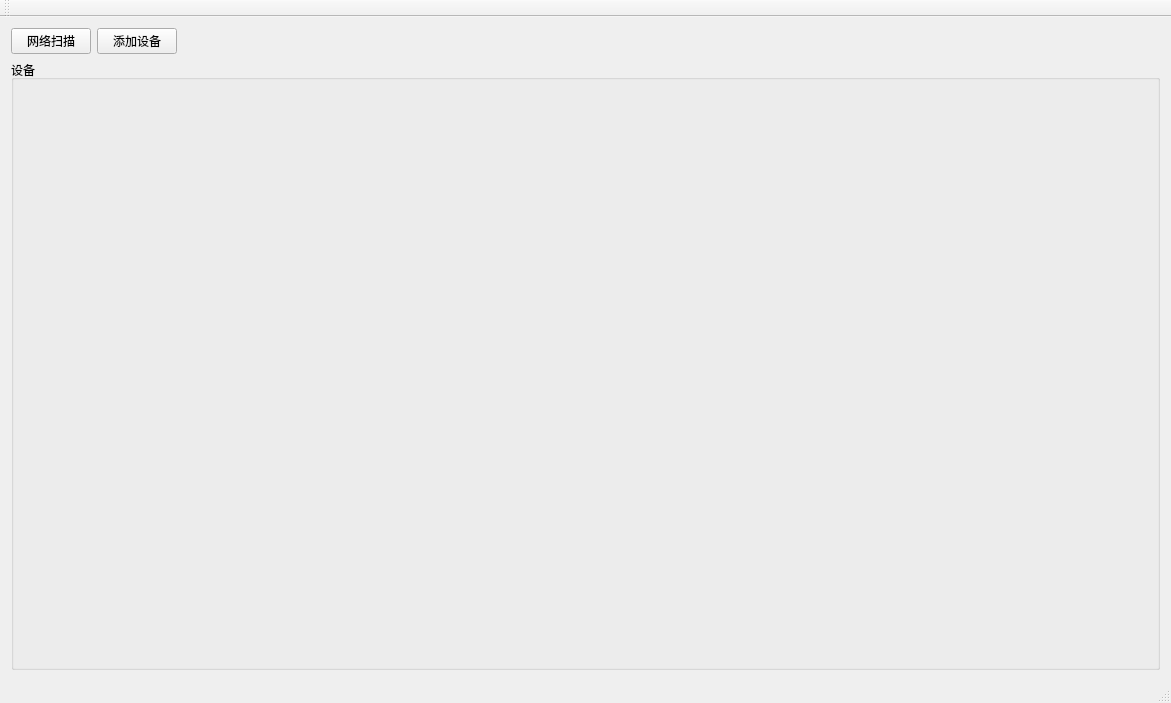
The window that mainwindow.ui (superfire/ge_monitor) describes before a commit, drawn with Qt 5.
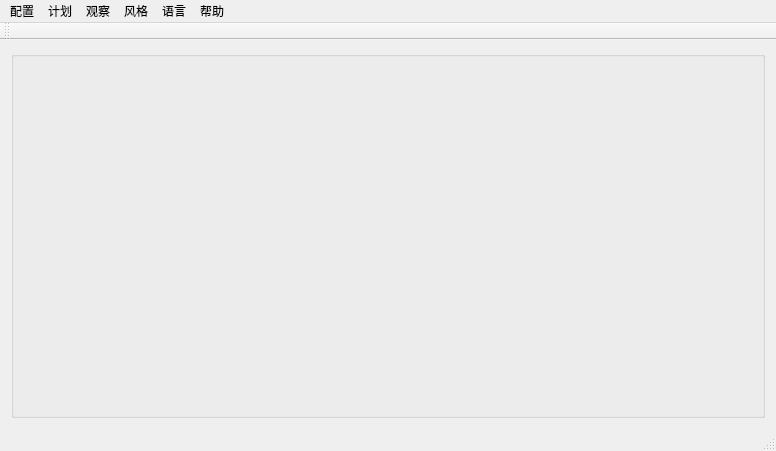
The same window after the commit. Icons and pictures are not drawn.

Commit message: 1.修复添加设备，显示错误的问题 2.添加关闭监控界面时，停止查询功能 3.修复其他问题

What changed in the file:
```diff
--- a/mainwindow.ui
+++ b/mainwindow.ui
@@ -6,8 +6,8 @@
    <rect>
     <x>0</x>
     <y>0</y>
-    <width>1171</width>
-    <height>703</height>
+    <width>776</width>
+    <height>451</height>
    </rect>
   </property>
   <property name="sizePolicy">
@@ -21,37 +21,6 @@
   </property>
   <widget class="QWidget" name="centralWidget">
    <layout class="QVBoxLayout" name="verticalLayout">
-    <item>
-     <layout class="QHBoxLayout" name="horizontalLayout">
-      <item>
-       <widget class="QPushButton" name="btn_net_scan">
-        <property name="text">
-         <string>网络扫描</string>
-        </property>
-       </widget>
-      </item>
-      <item>
-       <widget class="QPushButton" name="btn_add_new_dev">
-        <property name="text">
-         <string>添加设备</string>
-        </property>
-       </widget>
-      </item>
-      <item>
-       <spacer name="horizontalSpacer">
-        <property name="orientation">
-         <enum>Qt::Horizontal</enum>
-        </property>
-        <property name="sizeHint" stdset="0">
-         <size>
-          <width>988</width>
-          <height>20</height>
-         </size>
-        </property>
-       </spacer>
-      </item>
-     </layout>
-    </item>
     <item>
      <layout class="QGridLayout" name="gridLayout">
       <item row="0" column="0">
@@ -63,7 +32,7 @@
          </sizepolicy>
         </property>
         <property name="title">
-         <string>设备</string>
+         <string/>
         </property>
        </widget>
       </item>
@@ -80,7 +49,59 @@
    </attribute>
   </widget>
   <widget class="QStatusBar" name="statusBar"/>
-  <action name="action123">
+  <widget class="QMenuBar" name="menuBar">
+   <property name="geometry">
+    <rect>
+     <x>0</x>
+     <y>0</y>
+     <width>776</width>
+     <height>23</height>
+    </rect>
+   </property>
+   <widget class="QMenu" name="menu">
+    <property name="title">
+     <string>配置</string>
+    </property>
+    <addaction name="action_NetScan"/>
+    <addaction name="action_AddDev"/>
+   </widget>
+   <widget class="QMenu" name="menu_Plan">
+    <property name="title">
+     <string>计划</string>
+    </property>
+   </widget>
+   <widget class="QMenu" name="menu_View">
+    <property name="title">
+     <string>观察</string>
+    </property>
+   </widget>
+   <widget class="QMenu" name="menu_Style">
+    <property name="title">
+     <string>风格</string>
+    </property>
+   </widget>
+   <widget class="QMenu" name="menu_Language">
+    <property name="title">
+     <string>语言</string>
+    </property>
+   </widget>
+   <widget class="QMenu" name="menu_Help">
+    <property name="title">
+     <string>帮助</string>
+    </property>
+   </widget>
+   <addaction name="menu"/>
+   <addaction name="menu_Plan"/>
+   <addaction name="menu_View"/>
+   <addaction name="menu_Style"/>
+   <addaction name="menu_Language"/>
+   <addaction name="menu_Help"/>
+  </widget>
+  <action name="action_NetScan">
+   <property name="icon">
+    <iconset resource="res.qrc">
+     <normaloff>:/images/res/images/net_interface.png</normaloff>:/images/res/images/net_interface.png</iconset>
+   </property>
    <property name="text">
     <string>123</string>
    </property>
```
Left out of the diff: 20 changed lines with no effect on the pictures. The commit also changes 12 other files.
